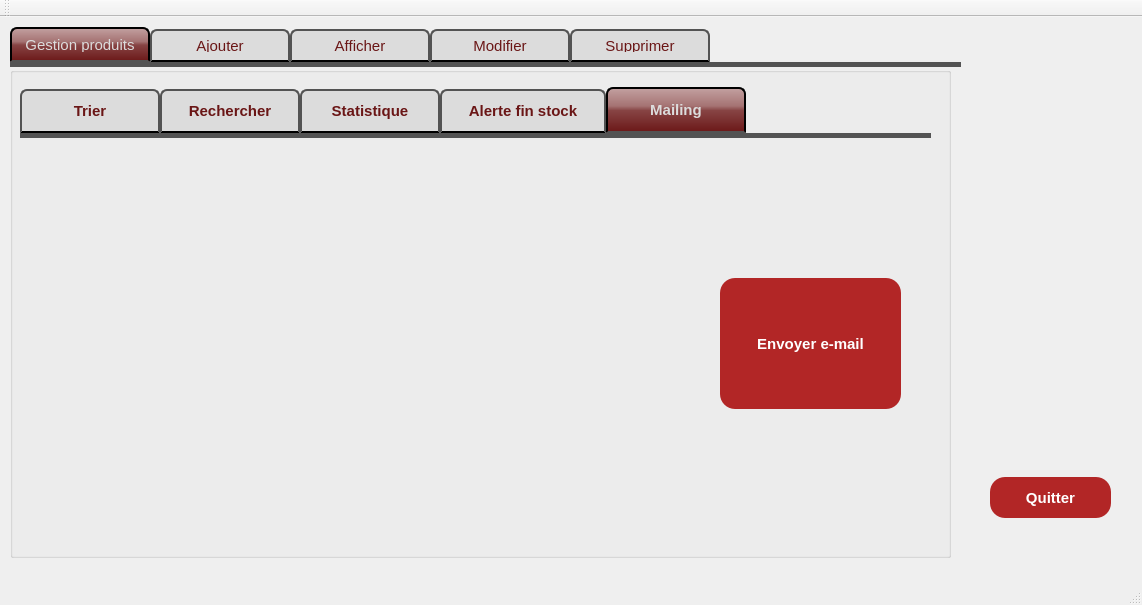
This is mainwindow.ui in anwar448/projet_cpp_2A as Qt 5 draws it before an edit. The edited form follows.
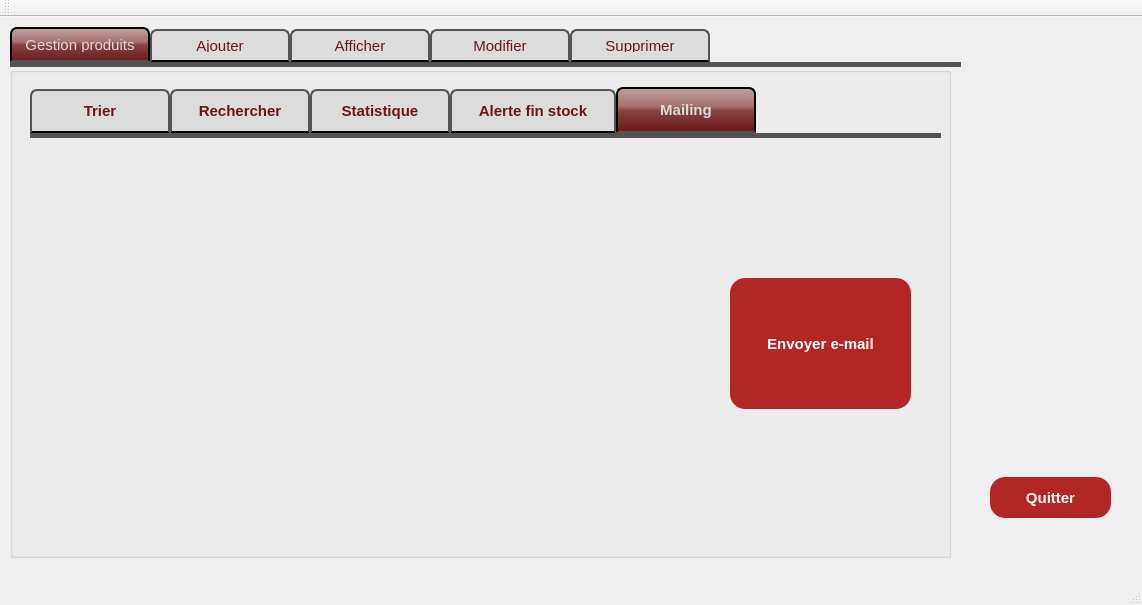
This is the edited form. The open tabs and pages were chosen to show the change. Custom widgets are drawn as their Qt base class.

Patch:
```diff
--- a/mainwindow.ui
+++ b/mainwindow.ui
@@ -1012,7 +1012,7 @@
       <widget class="QTabWidget" name="tabWidget_metiers">
        <property name="geometry">
         <rect>
-         <x>10</x>
+         <x>20</x>
          <y>20</y>
          <width>911</width>
          <height>451</height>
```
Left out of the diff: 2 changed lines with no effect on the pictures.
